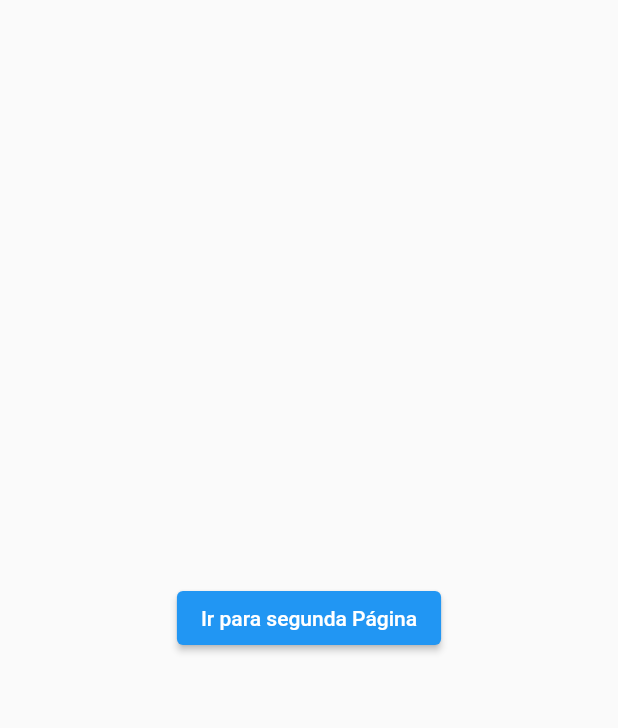
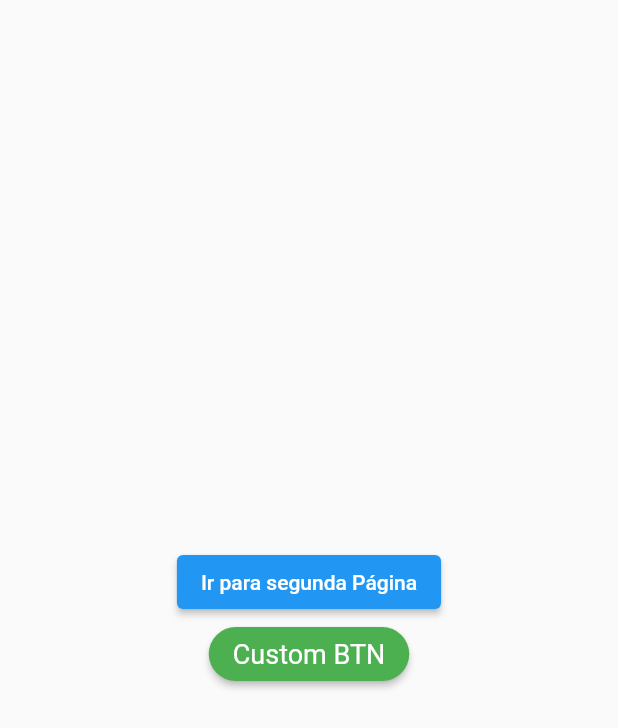
Before and after one commit to alexsandercdm/projects_studies, a Flutter app: the screen it shows after launch, on a phone screen of 412 x 824 dp. Shown: the top 728 px of the screen. Run offline on Flutter 3.47's test engine with Material 2 defaults, Android fonts, the light colour scheme and no system bars.

Commit message:
Navegação e adicionando widget customizado

```diff
--- a/navigation_page/lib/one_page.dart
+++ b/navigation_page/lib/one_page.dart
@@ -1,4 +1,5 @@
 import 'package:flutter/material.dart';
+import 'widgets/custom_buttom_widget.dart';
 
 class OnePage extends StatelessWidget {
   const OnePage({Key? key}) : super(key: key);
@@ -6,16 +7,29 @@ class OnePage extends StatelessWidget {
   @override
   Widget build(BuildContext context) {
     return Scaffold(
-      body: Center(
+      body: Column(
+        mainAxisAlignment: MainAxisAlignment.center,
+        crossAxisAlignment: CrossAxisAlignment.center,
+        children: [
+          Center(
             child: ElevatedButton(
               onPressed: () {
                 Navigator.of(context)
                     .pushNamed('/twoPage', arguments: '123')
-                .then((value) => print(value));
+                    .then((value) => debugPrint(value.toString()));
               },
               child: const Text('Ir para segunda Página'),
             ),
           ),
+          Center(
+            child: CustomButtomWidget(
+              onPressed: () {},
+              title: 'Custom BTN',
+              titleSize: 18,
+            ),
+          )
+        ],
+      ),
     );
   }
 }
--- /dev/null
+++ b/navigation_page/lib/widgets/custom_buttom_widget.dart
@@ -0,0 +1,35 @@
+import 'package:flutter/material.dart';
+
+class CustomButtomWidget extends StatelessWidget {
+  final VoidCallback onPressed;
+  final String title;
+  final double? titleSize;
+  final bool disable;
+  const CustomButtomWidget(
+      {Key? key,
+      required this.onPressed,
+      required this.title,
+      this.disable = false,
+      this.titleSize})
+      : super(key: key);
+
+  @override
+  Widget build(BuildContext context) {
+    return ElevatedButton(
+      onPressed: disable ? null : onPressed,
+      style: ButtonStyle(
+          backgroundColor: MaterialStateProperty.resolveWith<Color>((states) {
+            if (states.contains(MaterialState.disabled)) return Colors.red;
+            if (states.contains(MaterialState.pressed)) return Colors.blue;
+            return Colors.green;
+          }),
+          shape: MaterialStateProperty.all(
+            RoundedRectangleBorder(
+              borderRadius: BorderRadius.circular(30),
+            ),
+          ),
+          textStyle: MaterialStateProperty.all(TextStyle(fontSize: titleSize))),
+      child: Text(title),
+    );
+  }
+}
```
Lines whose indentation alone changed are shown as unchanged.
